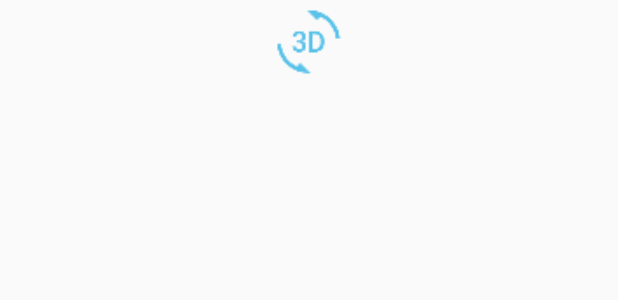
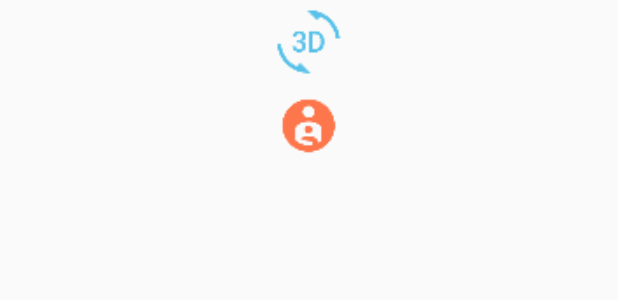
Before and after one commit to gsevilla28/Ejercicio1Login, an Android app: the layout profile_l.xml on its own in the app's theme, with its tools: preview values and no code run, on a phone screen of 412 x 824 dp. Shown: the top 300 px of the screen. Run offline under Robolectric (Android 15) with nearby library versions, the phone set to English and light mode, and no system bars.

Commit message:
3er cambio

```diff
--- a/app/src/main/java/idmexico/com/mx/ejercicio1login/MainActivity.java
+++ b/app/src/main/java/idmexico/com/mx/ejercicio1login/MainActivity.java
@@ -38,7 +38,7 @@ public class MainActivity extends AppCompatActivity implements View.OnClickListe
         String usuario= user.getText().toString();
         String contra = pwd.getText().toString();
 
-        if (usuario.equals("gsevilla") && contra.equals("123")){
+        if ((usuario.equals("gsevilla") || usuario.equals("ricardo")) && contra.equals("123")){
             Toast.makeText(getApplicationContext(), "Acceso Correcto", Toast.LENGTH_SHORT).show();
             Intent intent = new Intent(getApplicationContext(),view_principal.class);
             intent.putExtra("usuarioKey", usuario);
--- a/app/src/main/java/idmexico/com/mx/ejercicio1login/view_principal.java
+++ b/app/src/main/java/idmexico/com/mx/ejercicio1login/view_principal.java
@@ -37,7 +37,11 @@ public class view_principal extends AppCompatActivity implements View.OnClickLis
     }
 
     private void mostrarPerfil() {
-        getFragmentManager().beginTransaction().replace(R.id.Fholder, new profile()).commit();
+        String nomAux=getIntent().getExtras().getString("usuarioKey");
+
+        profile instancia = profile.NuevaInstancia(nomAux);
+
+        getFragmentManager().beginTransaction().replace(R.id.Fholder, instancia).commit();
     }
 
 
--- a/app/src/main/res/layout/profile_l.xml
+++ b/app/src/main/res/layout/profile_l.xml
@@ -9,6 +9,12 @@
         android:layout_gravity="center"
         android:layout_width="56dp"
         android:layout_height="56dp" />
+    <ImageView
+        android:src="@drawable/ic_action_action_supervisor_account"
+        android:id="@+id/img_profile_2"
+        android:layout_gravity="center"
+        android:layout_width="56dp"
+        android:layout_height="56dp" />
     <TextView
         android:id="@+id/txt_profile"
         android:layout_gravity="center"
```
Also changed, not shown: app/src/main/java/idmexico/com/mx/ejercicio1login/profile.java (+31 -7 lines).
